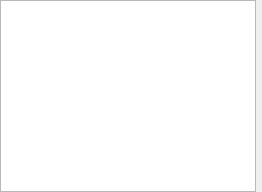
This is settings/TunePickDialog.ui in gidzzz/qalendar as Qt 5 draws it before an edit. The edited form follows.
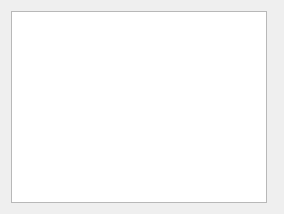
This is the edited form. Custom widgets are drawn as their Qt base class.

The edit to the form file:
```diff
--- a/settings/TunePickDialog.ui
+++ b/settings/TunePickDialog.ui
@@ -6,9 +6,6 @@
    <string>Choose alarm tone</string>
   </property>
   <layout class="QGridLayout" name="dialogLayout">
-   <property name="margin">
-     <number>0</number>
-   </property>
    <item row="0" column="0">
     <widget class="ExpandingListWidget" name="tuneList">
      <property name="editTriggers">
```
